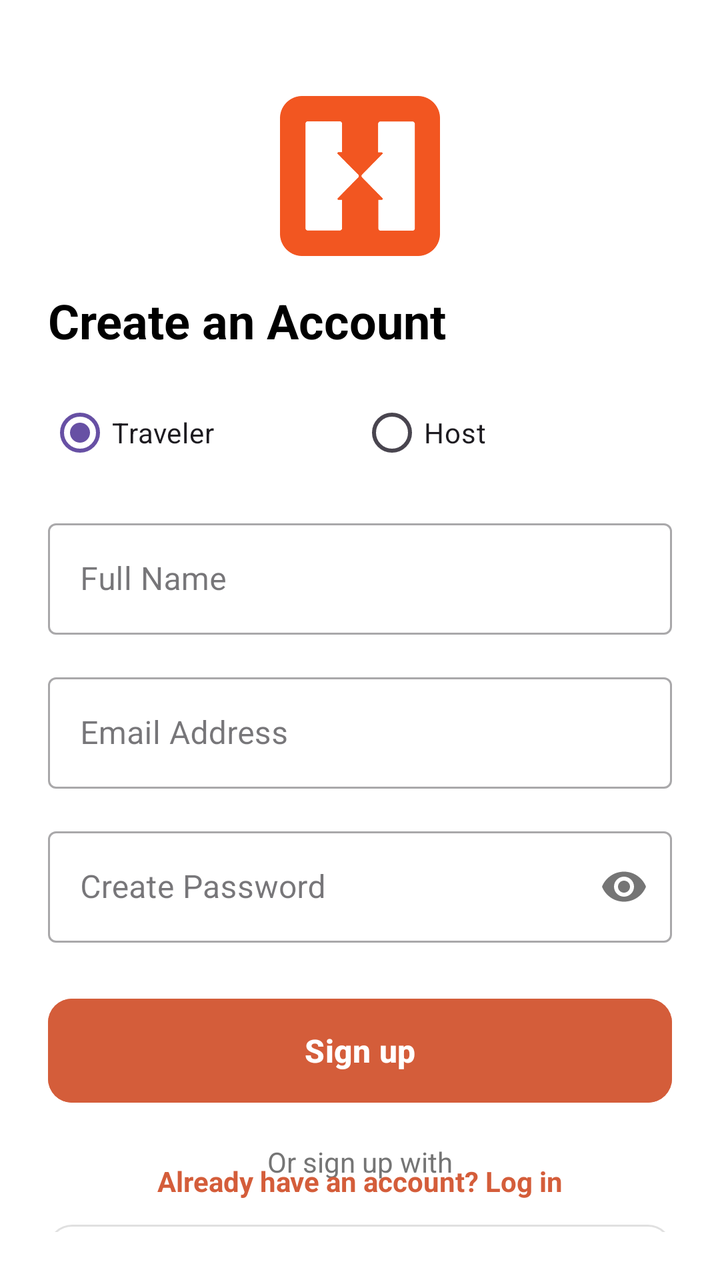
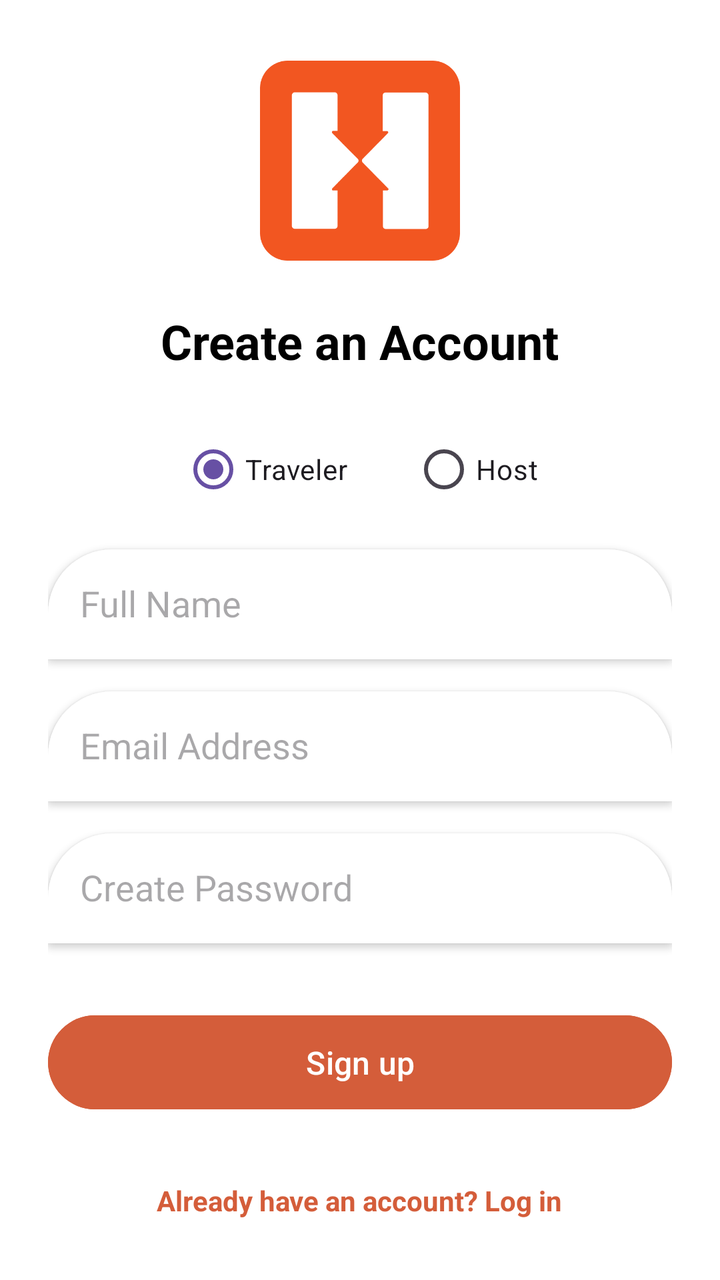

An Android layout rendered at two revisions. The XML below is the earlier revision; the diff shows what the commit changed to produce the second picture.
<!-- AndroidManifest.xml: application theme Theme.HostelWorld -->
<!-- res/layout/activity_register.xml -->
<?xml version="1.0" encoding="utf-8"?>
<androidx.constraintlayout.widget.ConstraintLayout
    xmlns:android="http://schemas.android.com/apk/res/android"
    xmlns:app="http://schemas.android.com/apk/res-auto"
    xmlns:tools="http://schemas.android.com/tools"
    android:layout_width="match_parent"
    android:layout_height="match_parent"
    android:background="#FFFFFF"
    android:padding="24dp"
    tools:context=".RegisterActivity">

    <ImageView
        android:id="@+id/ivLogo"
        android:layout_width="80dp"
        android:layout_height="80dp"
        android:layout_marginTop="24dp"
        android:contentDescription="HostelWorld Logo"
        android:src="@drawable/hw_logo"
        app:layout_constraintEnd_toEndOf="parent"
        app:layout_constraintStart_toStartOf="parent"
        app:layout_constraintTop_toTopOf="parent" />

    <TextView
        android:id="@+id/tvRegisterTitle"
        android:layout_width="wrap_content"
        android:layout_height="wrap_content"
        android:layout_marginTop="16dp"
        android:text="Create an Account"
        android:textColor="#000000"
        android:textSize="24sp"
        android:textStyle="bold"
        app:layout_constraintStart_toStartOf="parent"
        app:layout_constraintTop_toBottomOf="@+id/ivLogo" />

    <RadioGroup
        android:id="@+id/rgAccountType"
        android:layout_width="match_parent"
        android:layout_height="wrap_content"
        android:layout_marginTop="16dp"
        android:orientation="horizontal"
        app:layout_constraintTop_toBottomOf="@+id/tvRegisterTitle">

        <RadioButton
            android:id="@+id/rbTraveler"
            android:layout_width="0dp"
            android:layout_height="wrap_content"
            android:layout_weight="1"
            android:checked="true"
            android:text="Traveler" />

        <RadioButton
            android:id="@+id/rbHost"
            android:layout_width="0dp"
            android:layout_height="wrap_content"
            android:layout_weight="1"
            android:text="Host" />
    </RadioGroup>

    <com.google.android.material.textfield.TextInputLayout
        android:id="@+id/tilRegName"
        style="@style/Widget.MaterialComponents.TextInputLayout.OutlinedBox"
        android:layout_width="match_parent"
        android:layout_height="wrap_content"
        android:layout_marginTop="16dp"
        android:hint="Full Name"
        app:layout_constraintTop_toBottomOf="@+id/rgAccountType">

        <com.google.android.material.textfield.TextInputEditText
            android:id="@+id/etRegName"
            android:layout_width="match_parent"
            android:layout_height="wrap_content"
            android:inputType="textPersonName" />
    </com.google.android.material.textfield.TextInputLayout>

    <com.google.android.material.textfield.TextInputLayout
        android:id="@+id/tilRegEmail"
        style="@style/Widget.MaterialComponents.TextInputLayout.OutlinedBox"
        android:layout_width="match_parent"
        android:layout_height="wrap_content"
        android:layout_marginTop="16dp"
        android:hint="Email Address"
        app:layout_constraintTop_toBottomOf="@+id/tilRegName"> <com.google.android.material.textfield.TextInputEditText
        android:id="@+id/etRegEmail"
        android:layout_width="match_parent"
        android:layout_height="wrap_content"
        android:inputType="textEmailAddress" />
    </com.google.android.material.textfield.TextInputLayout>

    <com.google.android.material.textfield.TextInputLayout
        android:id="@+id/tilRegPassword"
        style="@style/Widget.MaterialComponents.TextInputLayout.OutlinedBox"
        android:layout_width="match_parent"
        android:layout_height="wrap_content"
        android:layout_marginTop="16dp"
        android:hint="Create Password"
        app:passwordToggleEnabled="true"
        app:layout_constraintTop_toBottomOf="@+id/tilRegEmail">

        <com.google.android.material.textfield.TextInputEditText
            android:id="@+id/etRegPassword"
            android:layout_width="match_parent"
            android:layout_height="wrap_content"
            android:inputType="textPassword" />
    </com.google.android.material.textfield.TextInputLayout>

    <com.google.android.material.button.MaterialButton
        android:id="@+id/btnRegister"
        android:layout_width="match_parent"
        android:layout_height="60dp"
        android:layout_marginTop="24dp"
        android:backgroundTint="#D45D3A"
        android:text="Sign up"
        android:textAllCaps="false"
        android:textSize="16sp"
        android:textStyle="bold"
        app:cornerRadius="12dp"
        app:layout_constraintTop_toBottomOf="@+id/tilRegPassword" />

    <TextView
        android:id="@+id/tvOrReg"
        android:layout_width="wrap_content"
        android:layout_height="wrap_content"
        android:layout_marginTop="16dp"
        android:text="Or sign up with"
        android:textColor="#757575"
        app:layout_constraintEnd_toEndOf="parent"
        app:layout_constraintStart_toStartOf="parent"
        app:layout_constraintTop_toBottomOf="@+id/btnRegister" />

    <com.google.android.material.button.MaterialButton
        android:id="@+id/btnGoogleRegister"
        style="@style/Widget.MaterialComponents.Button.OutlinedButton"
        android:layout_width="match_parent"
        android:layout_height="60dp"
        android:layout_marginTop="16dp"
        android:text="Sign up with Google"
        android:textAllCaps="false"
        android:textColor="#000000"
        app:cornerRadius="12dp"
        app:strokeColor="#E0E0E0"
        app:layout_constraintTop_toBottomOf="@+id/tvOrReg" />

    <TextView
        android:id="@+id/tvGoToLogin"
        android:layout_width="wrap_content"
        android:layout_height="wrap_content"
        android:layout_marginBottom="16dp"
        android:text="Already have an account? Log in"
        android:textColor="#D45D3A"
        android:textStyle="bold"
        app:layout_constraintBottom_toBottomOf="parent"
        app:layout_constraintEnd_toEndOf="parent"
        app:layout_constraintStart_toStartOf="parent" />

</androidx.constraintlayout.widget.ConstraintLayout>
<!-- resources referenced by this layout -->
<resources>
  <!-- drawable hw_logo: png bitmap (drawable, 6472 bytes) -->
  <style name="Theme.HostelWorld" parent="Base.Theme.HostelWorld" />
  <style name="Base.Theme.HostelWorld" parent="Theme.Material3.DayNight.NoActionBar">
          
          
      </style>
</resources>

<!-- the commit's change to res/layout/activity_register.xml (unified diff, before → after) -->
@@ -1,155 +1,101 @@
 <?xml version="1.0" encoding="utf-8"?>
-<androidx.constraintlayout.widget.ConstraintLayout
-    xmlns:android="http://schemas.android.com/apk/res/android"
-    xmlns:app="http://schemas.android.com/apk/res-auto"
-    xmlns:tools="http://schemas.android.com/tools"
+<LinearLayout xmlns:android="http://schemas.android.com/apk/res/android"
     android:layout_width="match_parent"
     android:layout_height="match_parent"
-    android:background="#FFFFFF"
+    android:orientation="vertical"
+    android:gravity="center"
     android:padding="24dp"
-    tools:context=".RegisterActivity">
+    android:background="#FFFFFF">
 
     <ImageView
-        android:id="@+id/ivLogo"
-        android:layout_width="80dp"
-        android:layout_height="80dp"
-        android:layout_marginTop="24dp"
-        android:contentDescription="HostelWorld Logo"
+        android:layout_width="100dp"
+        android:layout_height="100dp"
         android:src="@drawable/hw_logo"
-        app:layout_constraintEnd_toEndOf="parent"
-        app:layout_constraintStart_toStartOf="parent"
-        app:layout_constraintTop_toTopOf="parent" />
+        android:layout_marginBottom="24dp"/>
 
     <TextView
-        android:id="@+id/tvRegisterTitle"
         android:layout_width="wrap_content"
         android:layout_height="wrap_content"
-        android:layout_marginTop="16dp"
         android:text="Create an Account"
         android:textColor="#000000"
         android:textSize="24sp"
         android:textStyle="bold"
-        app:layout_constraintStart_toStartOf="parent"
-        app:layout_constraintTop_toBottomOf="@+id/ivLogo" />
+        android:layout_marginBottom="24dp"/>
 
     <RadioGroup
-        android:id="@+id/rgAccountType"
+        android:id="@+id/rgRole"
         android:layout_width="match_parent"
         android:layout_height="wrap_content"
-        android:layout_marginTop="16dp"
         android:orientation="horizontal"
-        app:layout_constraintTop_toBottomOf="@+id/tvRegisterTitle">
+        android:gravity="center"
+        android:layout_marginBottom="16dp">
 
         <RadioButton
             android:id="@+id/rbTraveler"
-            android:layout_width="0dp"
+            android:layout_width="wrap_content"
             android:layout_height="wrap_content"
-            android:layout_weight="1"
+            android:text="Traveler"
             android:checked="true"
-            android:text="Traveler" />
+            android:layout_marginEnd="32dp"/>
 
         <RadioButton
             android:id="@+id/rbHost"
-            android:layout_width="0dp"
+            android:layout_width="wrap_content"
             android:layout_height="wrap_content"
-            android:layout_weight="1"
-            android:text="Host" />
+            android:text="Host"/>
     </RadioGroup>
 
-    <com.google.android.material.textfield.TextInputLayout
-        android:id="@+id/tilRegName"
-        style="@style/Widget.MaterialComponents.TextInputLayout.OutlinedBox"
+    <EditText
+        android:id="@+id/etRegisterName"
         android:layout_width="match_parent"
-        android:layout_height="wrap_content"
-        android:layout_marginTop="16dp"
+        android:layout_height="55dp"
         android:hint="Full Name"
-        app:layout_constraintTop_toBottomOf="@+id/rgAccountType">
+        android:inputType="textPersonName"
+        android:background="@drawable/rounded_top_corners_white"
+        android:padding="16dp"
+        android:elevation="2dp"
+        android:layout_marginBottom="16dp"/>
 
-        <com.google.android.material.textfield.TextInputEditText
-            android:id="@+id/etRegName"
-            android:layout_width="match_parent"
-            android:layout_height="wrap_content"
-            android:inputType="textPersonName" />
-    </com.google.android.material.textfield.TextInputLayout>
+    <EditText
+        android:id="@+id/etRegisterEmail"
+        android:layout_width="match_parent"
+        android:layout_height="55dp"
+        android:hint="Email Address"
+        android:inputType="textEmailAddress"
+        android:background="@drawable/rounded_top_corners_white"
+        android:padding="16dp"
+        android:elevation="2dp"
+        android:layout_marginBottom="16dp"/>
 
-    <com.google.android.material.textfield.TextInputLayout
-        android:id="@+id/tilRegEmail"
-        style="@style/Widget.MaterialComponents.TextInputLayout.OutlinedBox"
+    <EditText
+        android:id="@+id/etRegisterPassword"
         android:layout_width="match_parent"
-        android:layout_height="wrap_content"
-        android:layout_marginTop="16dp"
-        android:hint="Email Address"
-        app:layout_constraintTop_toBottomOf="@+id/tilRegName"> <com.google.android.material.textfield.TextInputEditText
-        android:id="@+id/etRegEmail"
-        android:layout_width="match_parent"
-        android:layout_height="wrap_content"
-        android:inputType="textEmailAddress" />
-    </com.google.android.material.textfield.TextInputLayout>
+        android:layout_height="55dp"
+        android:hint="Create Password"
+        android:inputType="textPassword"
+        android:background="@drawable/rounded_top_corners_white"
+        android:padding="16dp"
+        android:elevation="2dp"
+        android:layout_marginBottom="32dp"/>
 
-    <com.google.android.material.textfield.TextInputLayout
-        android:id="@+id/tilRegPassword"
-        style="@style/Widget.MaterialComponents.TextInputLayout.OutlinedBox"
-        android:layout_width="match_parent"
-        android:layout_height="wrap_content"
-        android:layout_marginTop="16dp"
-        android:hint="Create Password"
-        app:passwordToggleEnabled="true"
-        app:layout_constraintTop_toBottomOf="@+id/tilRegEmail">
-
-        <com.google.android.material.textfield.TextInputEditText
-            android:id="@+id/etRegPassword"
-            android:layout_width="match_parent"
-            android:layout_height="wrap_content"
-            android:inputType="textPassword" />
-    </com.google.android.material.textfield.TextInputLayout>
-
-    <com.google.android.material.button.MaterialButton
+    <Button
         android:id="@+id/btnRegister"
         android:layout_width="match_parent"
-        android:layout_height="60dp"
-        android:layout_marginTop="24dp"
+        android:layout_height="55dp"
+        android:text="Sign up"
         android:backgroundTint="#D45D3A"
-        android:text="Sign up"
-        android:textAllCaps="false"
-        android:textSize="16sp"
-        android:textStyle="bold"
-        app:cornerRadius="12dp"
-        app:layout_constraintTop_toBottomOf="@+id/tilRegPassword" />
+        android:textColor="#FFFFFF"
+        android:textSize="16sp"/>
 
     <TextView
-        android:id="@+id/tvOrReg"
+        android:id="@+id/tvLogin"
         android:layout_width="wrap_content"
         android:layout_height="wrap_content"
-        android:layout_marginTop="16dp"
-        android:text="Or sign up with"
-        android:textColor="#757575"
-        app:layout_constraintEnd_toEndOf="parent"
-        app:layout_constraintStart_toStartOf="parent"
-        app:layout_constraintTop_toBottomOf="@+id/btnRegister" />
-
-    <com.google.android.material.button.MaterialButton
-        android:id="@+id/btnGoogleRegister"
-        style="@style/Widget.MaterialComponents.Button.OutlinedButton"
-        android:layout_width="match_parent"
-        android:layout_height="60dp"
-        android:layout_marginTop="16dp"
-        android:text="Sign up with Google"
-        android:textAllCaps="false"
-        android:textColor="#000000"
-        app:cornerRadius="12dp"
-        app:strokeColor="#E0E0E0"
-        app:layout_constraintTop_toBottomOf="@+id/tvOrReg" />
-
-    <TextView
-        android:id="@+id/tvGoToLogin"
-        android:layout_width="wrap_content"
-        android:layout_height="wrap_content"
-        android:layout_marginBottom="16dp"
         android:text="Already have an account? Log in"
         android:textColor="#D45D3A"
         android:textStyle="bold"
-        app:layout_constraintBottom_toBottomOf="parent"
-        app:layout_constraintEnd_toEndOf="parent"
-        app:layout_constraintStart_toStartOf="parent" />
+        android:layout_marginTop="32dp"
+        android:clickable="true"
+        android:focusable="true"/>
 
-</androidx.constraintlayout.widget.ConstraintLayout>
+</LinearLayout>
<!-- resource entries referenced after the edit -->
@@ -1,6 +1,17 @@
 <!-- resources referenced by this layout -->
 <resources>
   <!-- drawable hw_logo: png bitmap (drawable, 6472 bytes) -->
+  <!-- drawable rounded_top_corners_white (drawable) -->
+  <?xml version="1.0" encoding="utf-8"?>
+  <shape xmlns:android="http://schemas.android.com/apk/res/android"
+      android:shape="rectangle">
+  
+      <solid android:color="#FFFFFF" />
+  
+      <corners
+          android:topLeftRadius="32dp"
+          android:topRightRadius="32dp" />
+  </shape>
   <style name="Theme.HostelWorld" parent="Base.Theme.HostelWorld" />
   <style name="Base.Theme.HostelWorld" parent="Theme.Material3.DayNight.NoActionBar">
           
